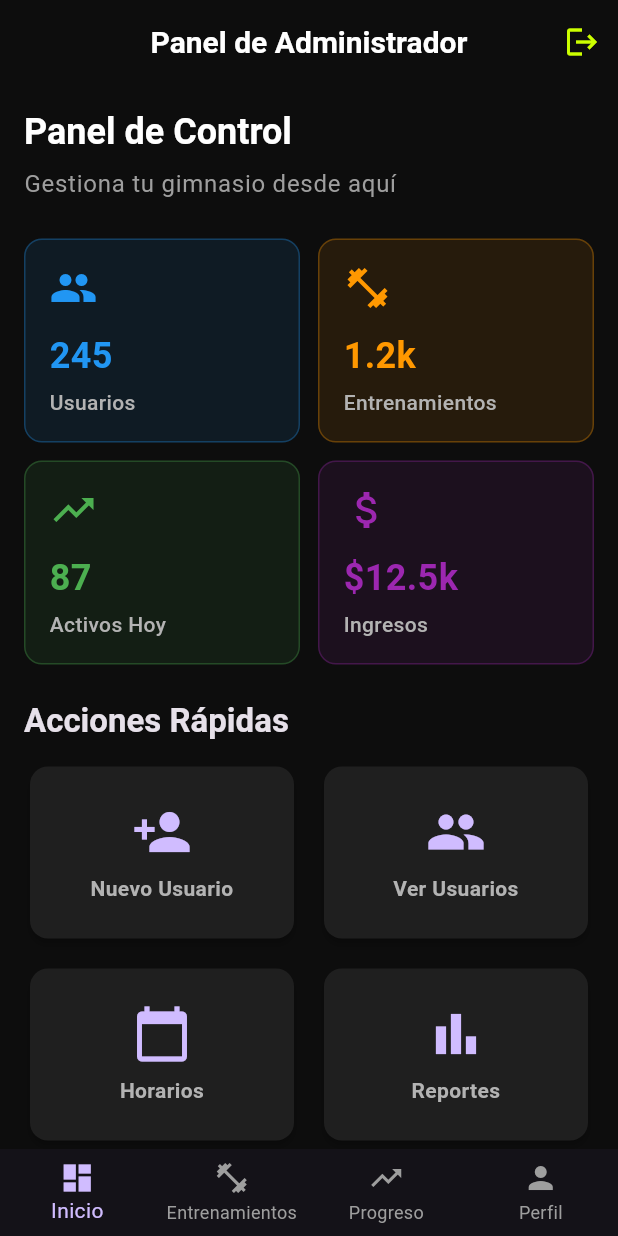
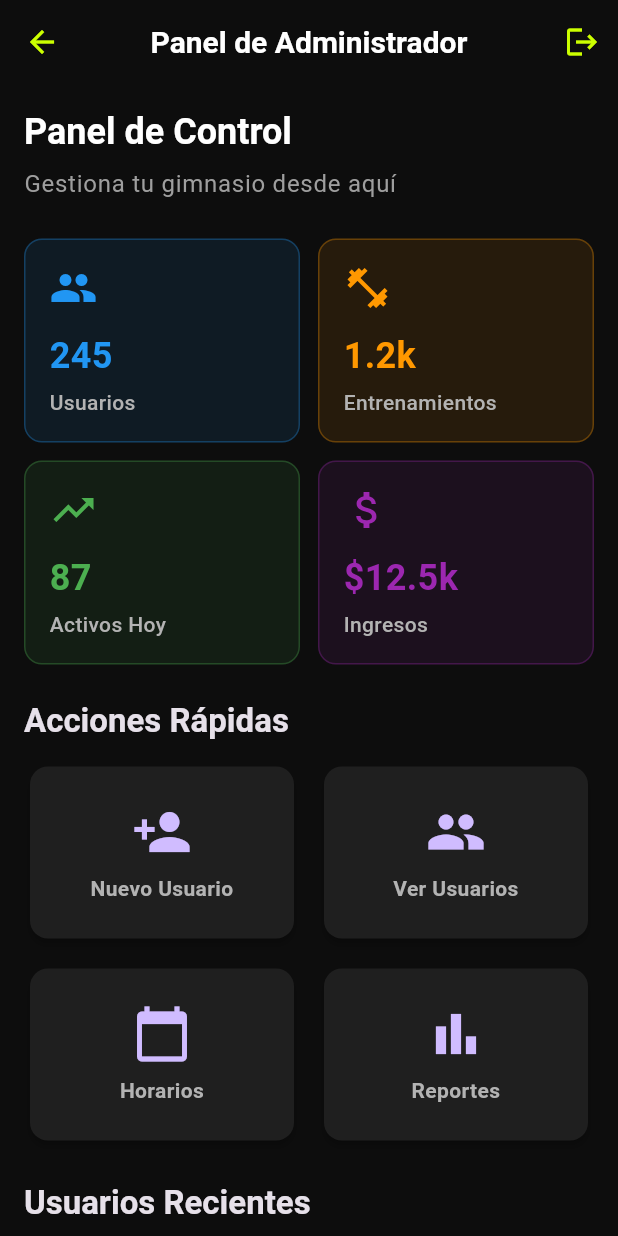
Before and after one commit to loly2603/gymtrack, a Flutter app: the AdminDashboardScreen screen opened directly, on a phone screen of 412 x 824 dp. Run offline on Flutter 3.47's test engine with Material 3 defaults, Android fonts, the phone set to English and light mode, and no system bars; accounts and stored records are empty.

Commit message:
mejorar navegacion

```diff
--- a/lib/screens/admin_dashboard_screen.dart
+++ b/lib/screens/admin_dashboard_screen.dart
@@ -214,31 +214,31 @@ class _AdminDashboardScreenState extends State<AdminDashboardScreen> {
           ],
         ),
       ),
-      bottomNavigationBar: BottomNavigationBar(
-        currentIndex: _currentIndex,
-        onTap: _onNavTap,
-        type: BottomNavigationBarType.fixed,
-        selectedItemColor: Theme.of(context).colorScheme.primary,
-        unselectedItemColor: Colors.grey,
-        items: const [
-          BottomNavigationBarItem(
-            icon: Icon(Icons.dashboard),
-            label: 'Inicio',
-          ),
-          BottomNavigationBarItem(
-            icon: Icon(Icons.fitness_center),
-            label: 'Entrenamientos',
-          ),
-          BottomNavigationBarItem(
-            icon: Icon(Icons.trending_up),
-            label: 'Progreso',
-          ),
-          BottomNavigationBarItem(
-            icon: Icon(Icons.person),
-            label: 'Perfil',
-          ),
-        ],
-      ),
+      // bottomNavigationBar: BottomNavigationBar(
+      //   currentIndex: _currentIndex,
+      //   onTap: _onNavTap,
+      //   type: BottomNavigationBarType.fixed,
+      //   selectedItemColor: Theme.of(context).colorScheme.primary,
+      //   unselectedItemColor: Colors.grey,
+      //   items: const [
+      //     BottomNavigationBarItem(
+      //       icon: Icon(Icons.dashboard),
+      //       label: 'Inicio',
+      //     ),
+      //     BottomNavigationBarItem(
+      //       icon: Icon(Icons.fitness_center),
+      //       label: 'Entrenamientos',
+      //     ),
+      //     BottomNavigationBarItem(
+      //       icon: Icon(Icons.trending_up),
+      //       label: 'Progreso',
+      //     ),
+      //     BottomNavigationBarItem(
+      //       icon: Icon(Icons.person),
+      //       label: 'Perfil',
+      //     ),
+      //   ],
+      // ),
     );
   }
 }
```
Also changed, not shown: lib/main.dart (+12 -15 lines), lib/screens/login_screen.dart (+2 -14 lines), lib/widgets/admin_main_scaffold.dart (added, +53 -0 lines), lib/widgets/main_scaffold.dart (added, +60 -0 lines).
